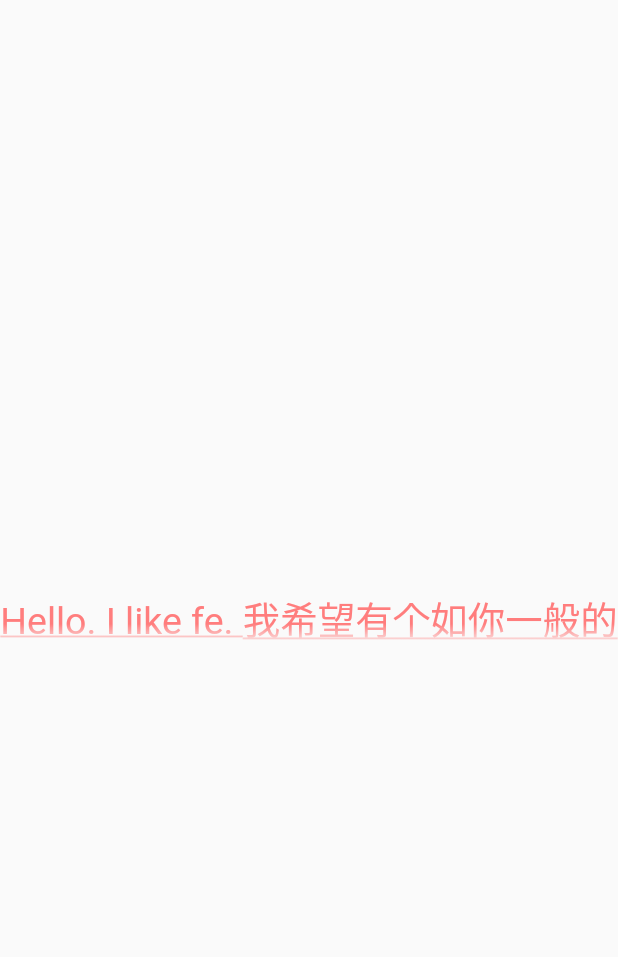
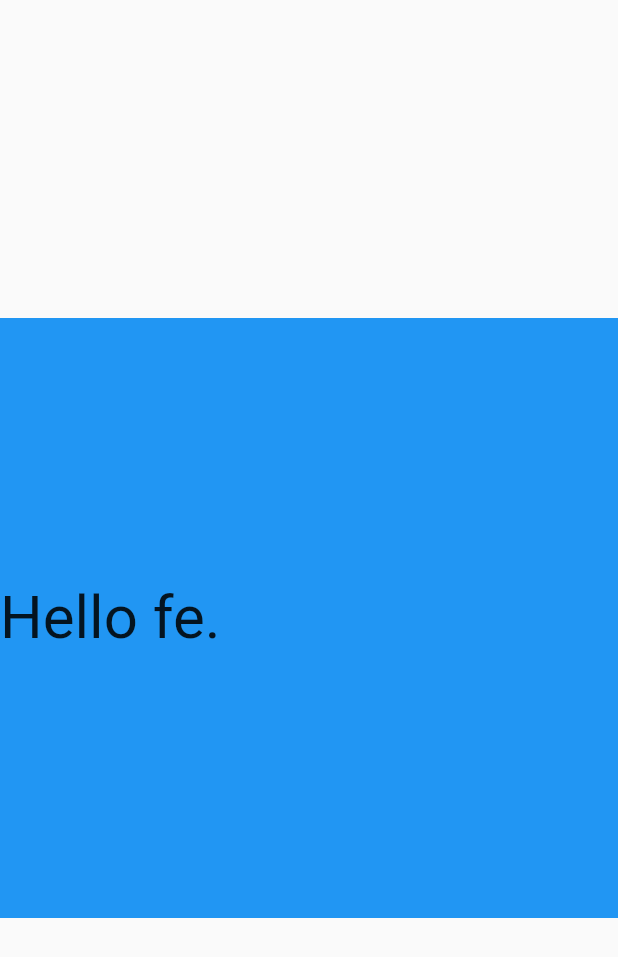
Before and after one commit to inklife/note, a Flutter app: the screen it shows after launch, on a phone screen of 412 x 824 dp. Shown: the top 957 px of the screen. Run offline on Flutter 3.47's test engine with Material 2 defaults, Android fonts, the phone set to English and light mode, and no system bars.

Commit message:
Learning Container Part One

```diff
--- a/lib/main.dart
+++ b/lib/main.dart
@@ -1,4 +1,5 @@
 import 'package:flutter/material.dart';
+import 'package:flutter/rendering.dart';
 
 main() => runApp(MyApp());
 
@@ -9,18 +10,16 @@ class MyApp extends StatelessWidget {
       title: 'Text Widget',
       home: Scaffold(
         body: Center(
-          child: Text(
-            'Hello. I like fe. 我希望有个如你一般的人。如这山间清晨一般明亮清爽的人,如奔赴古城道路上阳光一般的人,温暖而不炙热,覆盖我所有肌肤。',
-            textAlign: TextAlign.center,
-            maxLines: 1,
-            overflow: TextOverflow.fade,
-            style: TextStyle(
-              fontSize: 25.0,
-              color: Color.fromARGB(255, 255, 125, 125),
-              decoration: TextDecoration.underline,
-              decorationStyle: TextDecorationStyle.solid,
+          child: Container(
+            child: new Text(
+              'Hello fe.',
+              style: TextStyle(fontSize: 40.0)
             ),
-          ),
+            alignment: Alignment.centerLeft,
+            width: 500.0,
+            height: 400.0,
+            color: Colors.blue,
+          )
         ),
       ),
     );
```
